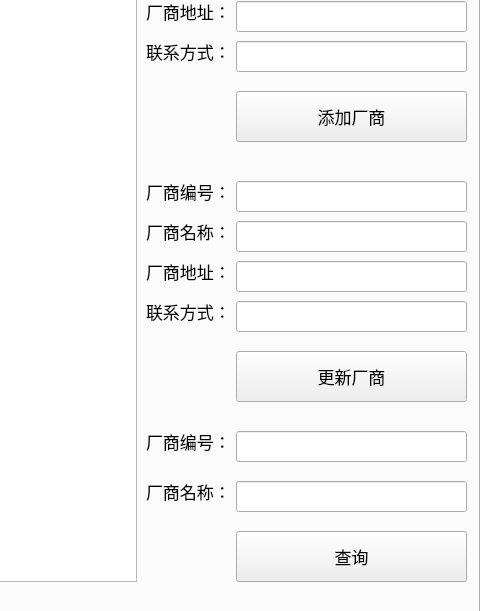
This is pharmacydialog.ui in zhbean/Hospital_MIS as Qt 5 draws it before an edit; both pictures show x 556 to 1036 and y 191 to 802 of the 1036 by 802 pixel window. The edited form follows.
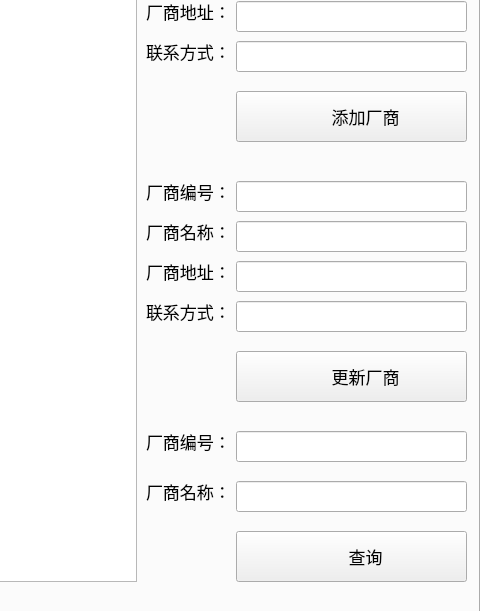
This is the edited form. The open tabs and pages were chosen to show the change. Icons and pictures are not drawn.

Diff of the .ui file:
```diff
--- a/pharmacydialog.ui
+++ b/pharmacydialog.ui
@@ -157,11 +157,8 @@
    <property name="currentIndex">
     <number>0</number>
    </property>
-   <property name="iconSize">
-    <size>
-     <width>16</width>
-     <height>16</height>
-    </size>
+   <property name="tabBarAutoHide">
+    <bool>false</bool>
    </property>
    <widget class="QWidget" name="tab_store">
     <attribute name="title">
@@ -796,7 +793,17 @@
       </rect>
      </property>
      <property name="text">
-      <string>添加厂商</string>
+      <string>      添加厂商</string>
+     </property>
+     <property name="icon">
+      <iconset resource="picture.qrc">
+       <normaloff>:/picture/添加.png</normaloff>:/picture/添加.png</iconset>
+     </property>
+     <property name="iconSize">
+      <size>
+       <width>50</width>
+       <height>50</height>
+      </size>
      </property>
     </widget>
     <widget class="QLabel" name="label_38">
@@ -881,7 +888,17 @@
       </rect>
      </property>
      <property name="text">
-      <string>更新厂商</string>
+      <string>      更新厂商</string>
+     </property>
+     <property name="icon">
+      <iconset resource="picture.qrc">
+       <normaloff>:/picture/修改交易登陆方式.png</normaloff>:/picture/修改交易登陆方式.png</iconset>
+     </property>
+     <property name="iconSize">
+      <size>
+       <width>50</width>
+       <height>50</height>
+      </size>
      </property>
     </widget>
     <widget class="QLineEdit" name="lineEdit_tabFactory_factoryId_forUpdate">
@@ -972,7 +989,17 @@
       </rect>
      </property>
      <property name="text">
-      <string>查询</string>
+      <string>      查询</string>
+     </property>
+     <property name="icon">
+      <iconset resource="picture.qrc">
+       <normaloff>:/picture/查询.png</normaloff>:/picture/查询.png</iconset>
+     </property>
+     <property name="iconSize">
+      <size>
+       <width>50</width>
+       <height>50</height>
+      </size>
      </property>
     </widget>
    </widget>
```
Left out of the diff: 102 changed lines with no effect on the pictures.
